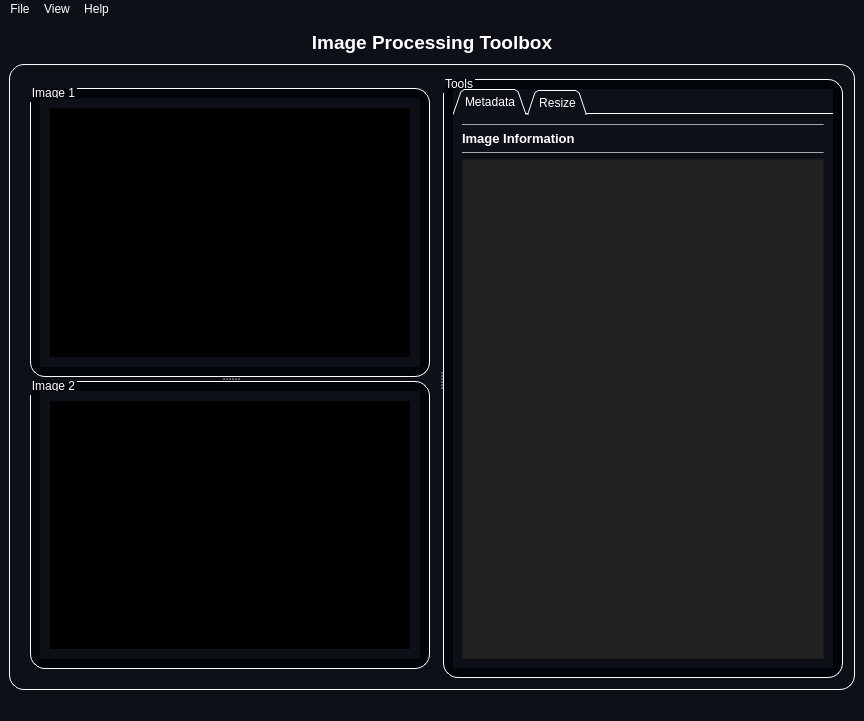
mo-gaafar/image-processing-toolbox, file resources/MainWindow.ui: the form before one commit.
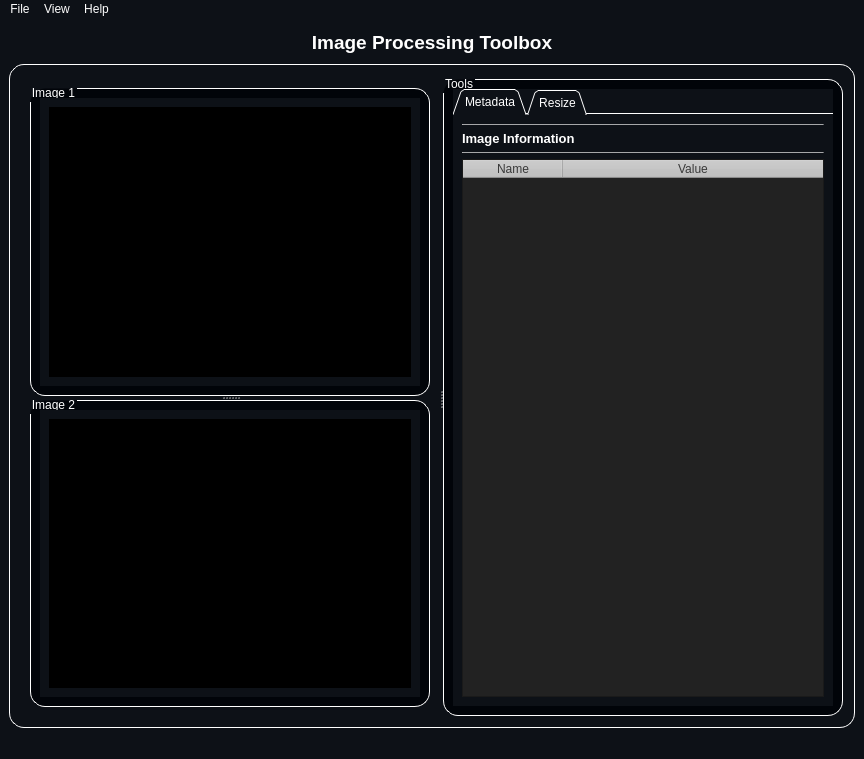
The form after the commit. The open tabs and pages were chosen to show the change. Icons and pictures are not drawn.

What changed in the file:
```diff
--- a/resources/MainWindow.ui
+++ b/resources/MainWindow.ui
@@ -7,7 +7,7 @@
     <x>0</x>
     <y>0</y>
     <width>863</width>
-    <height>721</height>
+    <height>759</height>
    </rect>
   </property>
   <property name="windowTitle">
@@ -102,9 +102,18 @@
               <property name="title">
                <string>Image 1</string>
               </property>
+              <property name="flat">
+               <bool>false</bool>
+              </property>
               <layout class="QGridLayout" name="gridLayout_4">
                <item row="0" column="0">
                 <widget class="QScrollArea" name="scrollArea">
+                 <property name="frameShape">
+                  <enum>QFrame::NoFrame</enum>
+                 </property>
+                 <property name="sizeAdjustPolicy">
+                  <enum>QAbstractScrollArea::AdjustToContents</enum>
+                 </property>
                  <property name="widgetResizable">
                   <bool>true</bool>
                  </property>
@@ -113,22 +122,37 @@
                    <rect>
                     <x>0</x>
                     <y>0</y>
-                    <width>380</width>
-                    <height>270</height>
+                    <width>382</width>
+                    <height>291</height>
                    </rect>
                   </property>
-                  <layout class="QGridLayout" name="gridLayout_8">
-                   <item row="0" column="0">
+                  <layout class="QVBoxLayout" name="verticalLayout_2">
+                   <item>
                     <widget class="QLabel" name="image1_widget">
                      <property name="sizePolicy">
-                      <sizepolicy hsizetype="Ignored" vsizetype="Ignored">
+                      <sizepolicy hsizetype="Expanding" vsizetype="Expanding">
                        <horstretch>0</horstretch>
                        <verstretch>0</verstretch>
                       </sizepolicy>
                      </property>
+                     <property name="minimumSize">
+                      <size>
+                       <width>100</width>
+                       <height>100</height>
+                      </size>
+                     </property>
+                     <property name="layoutDirection">
+                      <enum>Qt::LeftToRight</enum>
+                     </property>
+                     <property name="autoFillBackground">
+                      <bool>false</bool>
+                     </property>
                      <property name="styleSheet">
                       <string notr="true">background-color: rgb(0, 0, 0);</string>
                      </property>
+                     <property name="frameShadow">
+                      <enum>QFrame::Sunken</enum>
+                     </property>
                      <property name="pixmap">
                       <pixmap>placeholder.png</pixmap>
                      </property>
@@ -176,6 +200,12 @@
               <layout class="QGridLayout" name="gridLayout_2">
                <item row="0" column="0">
                 <widget class="QScrollArea" name="scrollArea_2">
+                 <property name="frameShape">
+                  <enum>QFrame::NoFrame</enum>
+                 </property>
+                 <property name="sizeAdjustPolicy">
+                  <enum>QAbstractScrollArea::AdjustToContents</enum>
+                 </property>
                  <property name="widgetResizable">
                   <bool>true</bool>
                  </property>
@@ -184,19 +214,25 @@
                    <rect>
                     <x>0</x>
                     <y>0</y>
-                    <width>380</width>
-                    <height>269</height>
+                    <width>382</width>
+                    <height>290</height>
                    </rect>
                   </property>
-                  <layout class="QGridLayout" name="gridLayout_6">
-                   <item row="0" column="0">
+                  <layout class="QVBoxLayout" name="verticalLayout_5">
+                   <item>
                     <widget class="QLabel" name="image2_widget">
                      <property name="sizePolicy">
-                      <sizepolicy hsizetype="Ignored" vsizetype="Ignored">
+                      <sizepolicy hsizetype="Expanding" vsizetype="Expanding">
                        <horstretch>0</horstretch>
                        <verstretch>0</verstretch>
                       </sizepolicy>
                      </property>
+                     <property name="minimumSize">
+                      <size>
+                       <width>100</width>
+                       <height>100</height>
+                      </size>
+                     </property>
                      <property name="styleSheet">
                       <string notr="true">background-color: rgb(0, 0, 0);</string>
                      </property>
@@ -369,7 +405,7 @@
                   <bool>true</bool>
                  </property>
                  <attribute name="horizontalHeaderVisible">
-                  <bool>false</bool>
+                  <bool>true</bool>
                  </attribute>
                  <attribute name="horizontalHeaderCascadingSectionResizes">
                   <bool>true</bool>
@@ -390,6 +426,9 @@
                   <bool>true</bool>
                  </attribute>
                  <attribute name="verticalHeaderVisible">
+                  <bool>true</bool>
+                 </attribute>
+                 <attribute name="verticalHeaderCascadingSectionResizes">
                   <bool>false</bool>
                  </attribute>
                  <attribute name="verticalHeaderShowSortIndicator" stdset="0">
```
Left out of the diff: 14 changed lines with no effect on the pictures.
